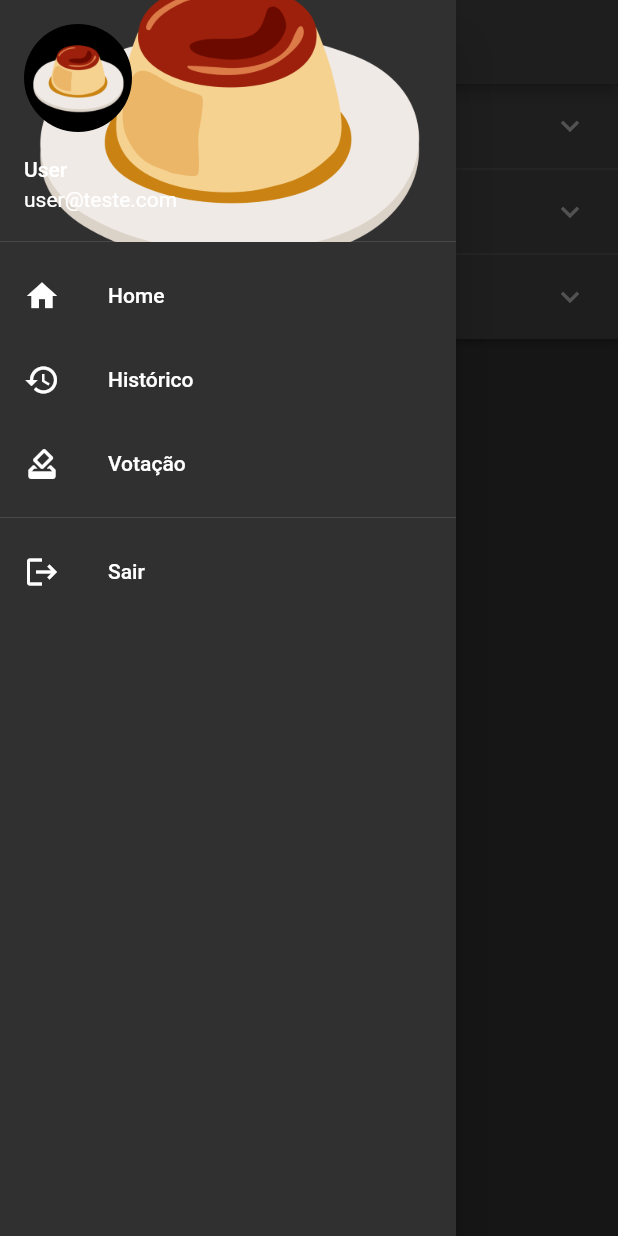
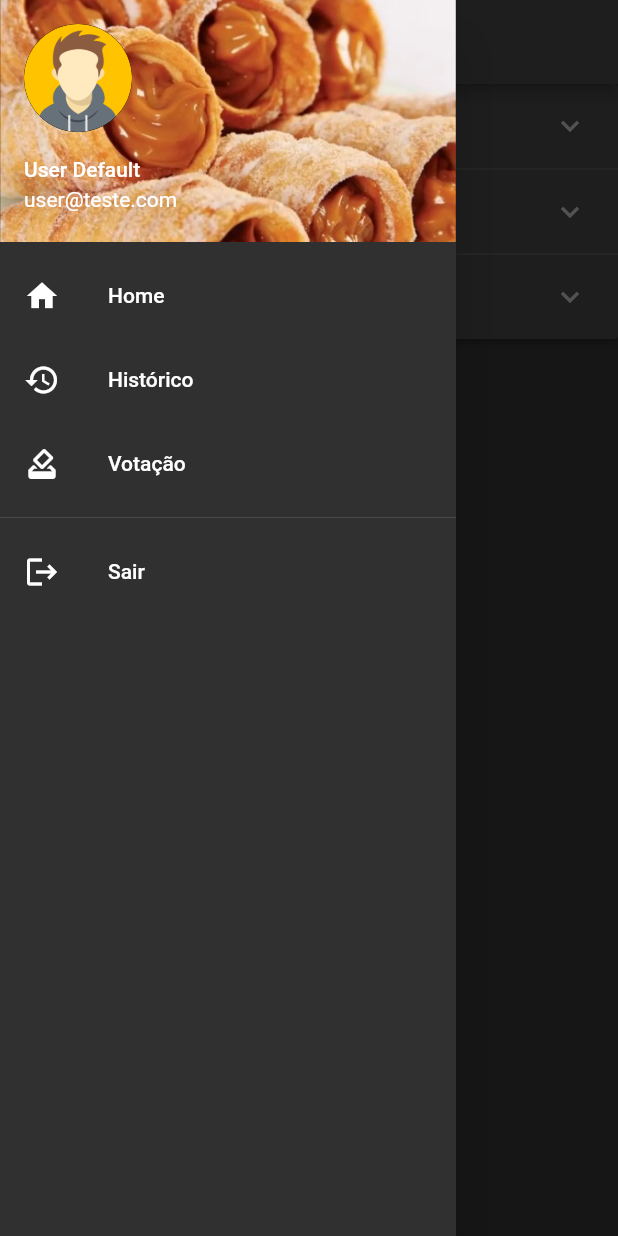
Before and after one commit to EdreiFernandes/pudim_douro, a Flutter app: the History screen opened directly, with the side drawer open, on a phone screen of 412 x 824 dp. Run offline on Flutter 3.47's test engine with Material 2 defaults, Android fonts, the phone set to English and light mode, and no system bars; our stand-ins replace flutter_login, flutter_svg; key blocks and very long unbroken strings in the code were emptied for the run.

Commit message:
Changing default images (#7)

```diff
--- a/pudim_douro/lib/widgets/side_menu.dart
+++ b/pudim_douro/lib/widgets/side_menu.dart
@@ -30,17 +30,18 @@ class MenuHeader extends StatelessWidget {
   @override
   Widget build(BuildContext context) {
     return UserAccountsDrawerHeader(
-      accountName: const Text('User'),
+      accountName: const Text('User Default'),
       accountEmail: const Text('user@teste.com'),
       currentAccountPicture: CircleAvatar(
         child: ClipOval(
-          child: Image.asset('assets/images/logo_pudim.png'),
+          child: Image.asset('assets/images/user_default.png'),
         ),
       ),
       decoration: const BoxDecoration(
         image: DecorationImage(
-          image: AssetImage('assets/images/logo_pudim.png'),
+          image: AssetImage('assets/images/background_default.jpg'),
           fit: BoxFit.cover,
+          opacity: 150,
         ),
       ),
     );
--- a/pudim_douro/pubspec.yaml
+++ b/pudim_douro/pubspec.yaml
@@ -63,6 +63,8 @@ flutter:
   # To add assets to your application, add an assets section, like this:
   assets:
     - assets/images/logo_pudim.png
+    - assets/images/user_default.png
+    - assets/images/background_default.jpg
 
   # An image asset can refer to one or more resolution-specific "variants", see
   # https://flutter.dev/assets-and-images/#resolution-aware
```
Also changed, not shown: pudim_douro/assets/images/background_default.jpg (added), pudim_douro/assets/images/user_default.png (added).
